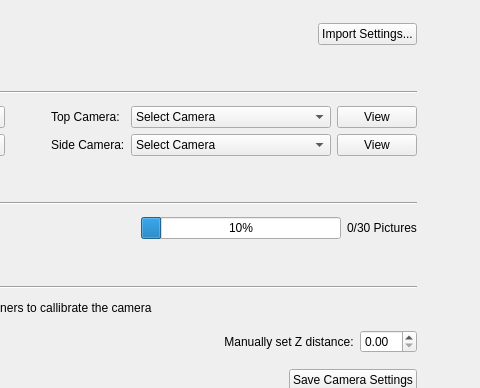
Old version of the form calibration/resource/calibration.ui in the repository Keeganfn/testbed-calibration; both pictures show x 445 to 925 and y 0 to 388 of the 925 by 690 pixel window.
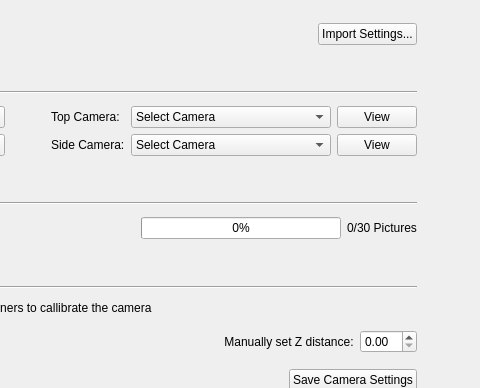
New version of the form.

Commit message: Added save dialog and picture progress functionality

```diff
--- a/calibration/resource/calibration.ui
+++ b/calibration/resource/calibration.ui
@@ -210,8 +210,11 @@
              <height>16777215</height>
             </size>
            </property>
+           <property name="maximum">
+            <number>30</number>
+           </property>
            <property name="value">
-            <number>10</number>
+            <number>0</number>
            </property>
            <property name="textVisible">
             <bool>true</bool>
```
The commit also changes 2 other files.
